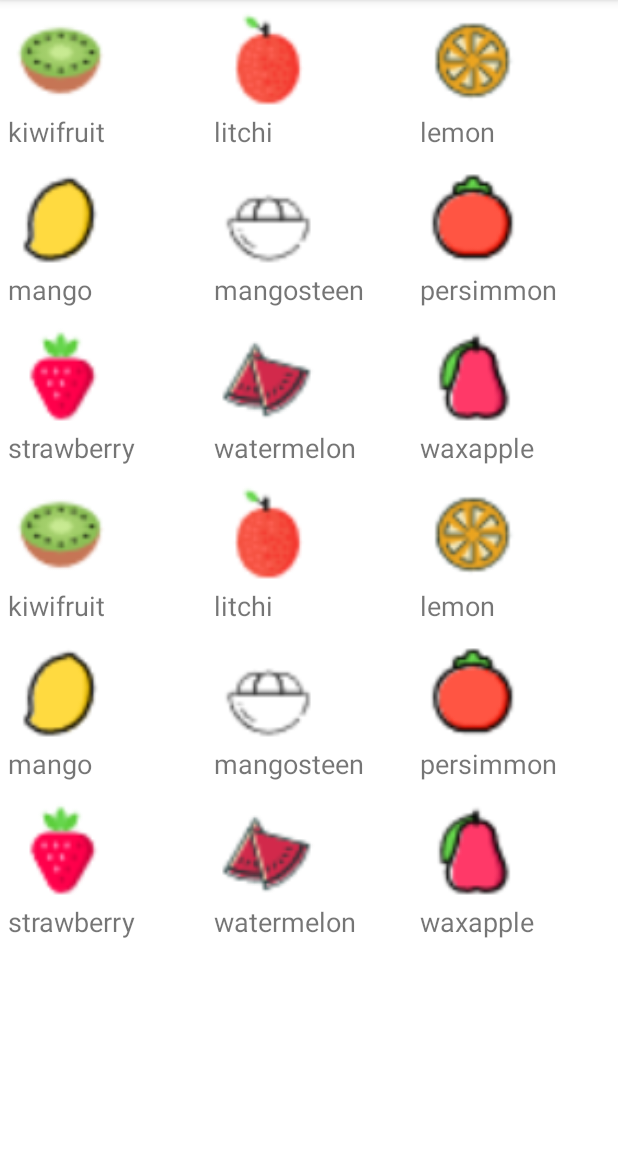
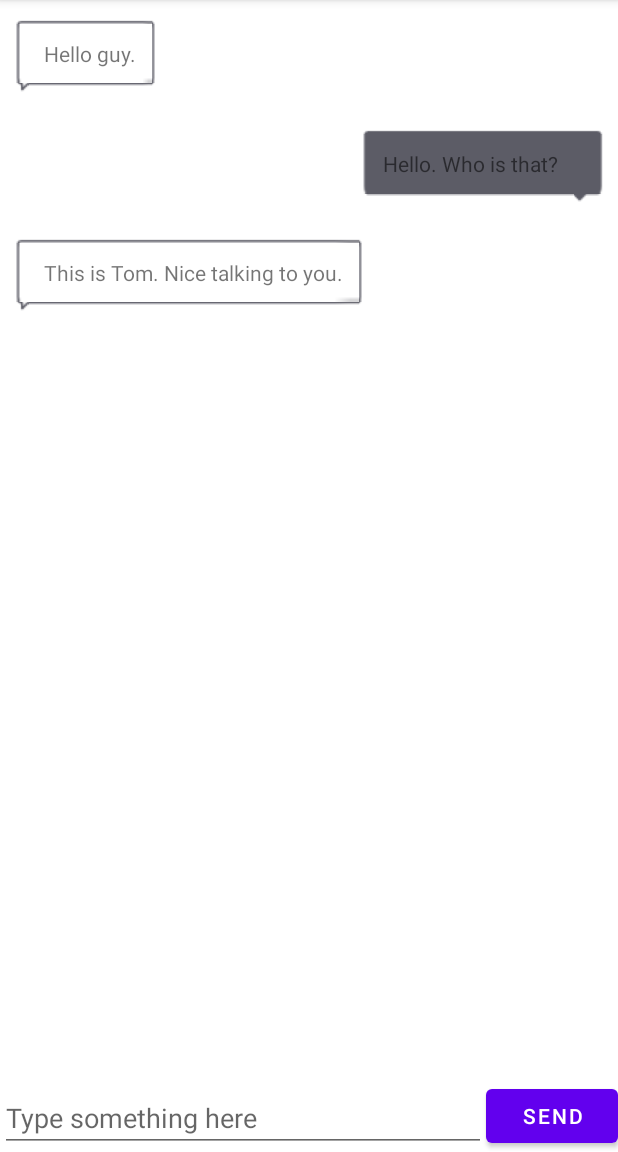
Before and after one commit to Wangzhijie1209/wow, an Android app: the screen it shows after launch (RecyclerViewActivity before the commit, ChatActivity after it), on a phone screen of 412 x 824 dp, the part 84-1236 px from its top. Run offline under Robolectric (Android 15) with nearby library versions, the phone set to English and light mode, and no system bars.

Commit message:
使用RecyclerView完成聊天页面

```diff
--- a/app/src/main/AndroidManifest.xml
+++ b/app/src/main/AndroidManifest.xml
@@ -10,13 +10,18 @@
         android:supportsRtl="true"
         android:theme="@style/Theme.MyApplication">
         <activity
-            android:name=".recyclerview.RecyclerViewActivity"
+            android:name=".chat.ChatActivity"
             android:exported="true" >
             <intent-filter>
                 <action android:name="android.intent.action.MAIN" />
 
                 <category android:name="android.intent.category.LAUNCHER" />
             </intent-filter>
+        </activity>
+        <activity
+            android:name=".recyclerview.RecyclerViewActivity"
+            android:exported="true">
+
         </activity>
         <activity
             android:name=".intent.SecondActivity"
@@ -29,12 +34,10 @@
         </activity>
         <activity
             android:name=".intent.FirstActivity"
-            android:exported="true">
-
-        </activity>
+            android:exported="true"></activity>
         <activity
             android:name=".chapter.MenuActivity"
-            android:exported="true"></activity>
+            android:exported="true" />
         <activity
             android:name=".MainActivity"
             android:exported="true" />
--- /dev/null
+++ b/app/src/main/java/com/example/myapplication/chat/ChatActivity.java
@@ -0,0 +1,70 @@
+package com.example.myapplication.chat;
+
+import androidx.appcompat.app.AppCompatActivity;
+import androidx.recyclerview.widget.LinearLayoutManager;
+import androidx.recyclerview.widget.RecyclerView;
+
+import android.os.Bundle;
+import android.view.MotionEvent;
+import android.view.View;
+import android.widget.Button;
+import android.widget.EditText;
+import android.widget.TextView;
+
+import com.example.myapplication.R;
+
+import java.util.ArrayList;
+import java.util.List;
+
+public class ChatActivity extends AppCompatActivity {
+
+    private List<Msg> msgList = new ArrayList<>();
+    private EditText inputText;
+    private Button send;
+    private RecyclerView msgRecyclerView;
+    private MsgAdapter msgAdapter;
+
+    @Override
+    protected void onCreate(Bundle savedInstanceState) {
+        super.onCreate(savedInstanceState);
+        setContentView(R.layout.activity_chat);
+        initMsgs();
+        initView();
+        LinearLayoutManager linearLayoutManager = new LinearLayoutManager(this);
+        msgRecyclerView.setLayoutManager(linearLayoutManager);
+        msgAdapter = new MsgAdapter(msgList);
+        msgRecyclerView.setAdapter(msgAdapter);
+        send.setOnClickListener(new View.OnClickListener() {
+            @Override
+            public void onClick(View view) {
+                String content = inputText.getText().toString();
+                if (!"".equals(content)) {
+                    Msg msg = new Msg(content, Msg.TYPE_SEND);
+                    msgList.add(msg);
+                    msgAdapter.notifyItemInserted(msgList.size() - 1);//当有新消息时
+                    //刷新RecyclerView中的显示
+                    msgRecyclerView.scrollToPosition(msgList.size() - 1);//将RecclerView定位到最后一行
+                    inputText.setText("");//清空输入框中的内容
+                }
+            }
+        });
+
+
+    }
+
+    private void initView() {
+        inputText = findViewById(R.id.input_text);
+        send = findViewById(R.id.send);
+        msgRecyclerView = findViewById(R.id.msg_recycler_view);
+    }
+
+    private void initMsgs() {
+        Msg msg = new Msg("Hello guy.", Msg.TYPE_RECEIVED);
+        msgList.add(msg);
+        Msg msg1 = new Msg("Hello. Who is that?", Msg.TYPE_SEND);
+        msgList.add(msg1);
+        Msg msg2 = new Msg("This is Tom. Nice talking to you.", Msg.TYPE_RECEIVED);
+        msgList.add(msg2);
+    }
+
+}
--- /dev/null
+++ b/app/src/main/java/com/example/myapplication/chat/Msg.java
@@ -0,0 +1,29 @@
+package com.example.myapplication.chat;
+
+public class Msg {
+    public static final int TYPE_RECEIVED = 0;//收到的消息
+    public static final int TYPE_SEND = 1;//发出的消息
+    private String content;//消息内容
+    private int type;//消息类型
+
+    public Msg(String content, int type) {
+        this.content = content;
+        this.type = type;
+    }
+
+    public String getContent() {
+        return content;
+    }
+
+    public void setContent(String content) {
+        this.content = content;
+    }
+
+    public int getType() {
+        return type;
+    }
+
+    public void setType(int type) {
+        this.type = type;
+    }
+}
--- /dev/null
+++ b/app/src/main/java/com/example/myapplication/chat/MsgAdapter.java
@@ -0,0 +1,65 @@
+package com.example.myapplication.chat;
+
+import android.view.LayoutInflater;
+import android.view.View;
+import android.view.ViewGroup;
+import android.widget.LinearLayout;
+import android.widget.TextView;
+
+import androidx.annotation.NonNull;
+import androidx.recyclerview.widget.RecyclerView;
+
+import com.example.myapplication.R;
+
+import java.util.List;
+
+public class MsgAdapter extends RecyclerView.Adapter<MsgAdapter.ViewHolder> {
+    private List<Msg> mMsgList;
+
+    public MsgAdapter(List<Msg> mMsgList) {
+        this.mMsgList = mMsgList;
+    }
+
+    @NonNull
+    @Override
+    public ViewHolder onCreateViewHolder(@NonNull ViewGroup parent, int viewType) {
+        View view = LayoutInflater.from(parent.getContext()).inflate(R.layout.msg_item, parent, false);
+        return new ViewHolder(view);
+    }
+
+    @Override
+    public void onBindViewHolder(@NonNull ViewHolder holder, int position) {
+        Msg msg = mMsgList.get(position);
+        if (msg.getType() == Msg.TYPE_RECEIVED) {
+            //如果是收到的消息,则显示左边的消息布局,将右边的消息布局隐藏
+            holder.leftLayout.setVisibility(View.VISIBLE);
+            holder.rightLayout.setVisibility(View.GONE);
+            holder.left_msg.setText(msg.getContent());
+        } else if (msg.getType() == Msg.TYPE_SEND) {
+            holder.rightLayout.setVisibility(View.VISIBLE);
+            holder.leftLayout.setVisibility(View.GONE);
+            holder.right_msg.setText(msg.getContent());
+        }
+    }
+
+    @Override
+    public int getItemCount() {
+        return mMsgList.size();
+    }
+
+    public class ViewHolder extends RecyclerView.ViewHolder {
+
+        private final LinearLayout leftLayout;
+        private final LinearLayout rightLayout;
+        private final TextView left_msg;
+        private final TextView right_msg;
+
+        public ViewHolder(@NonNull View view) {
+            super(view);
+            leftLayout = view.findViewById(R.id.left_layout);
+            rightLayout = view.findViewById(R.id.right_layout);
+            left_msg = view.findViewById(R.id.left_msg);
+            right_msg = view.findViewById(R.id.right_msg);
+        }
+    }
+}
--- a/app/src/main/java/com/example/myapplication/recyclerview/RecyclerViewActivity.java
+++ b/app/src/main/java/com/example/myapplication/recyclerview/RecyclerViewActivity.java
@@ -12,6 +12,7 @@ import com.example.myapplication.R;
 
 import java.util.ArrayList;
 import java.util.List;
+import java.util.Random;
 
 public class RecyclerViewActivity extends AppCompatActivity {
 
@@ -35,24 +36,34 @@ public class RecyclerViewActivity extends AppCompatActivity {
 
     private void initFruits() {
         for (int i = 0; i < 2; i++) {
-            Fruit kiwifruit = new Fruit("kiwifruit", R.drawable.kiwifruit);
+            Fruit kiwifruit = new Fruit(getRandomLengthName("kiwifruit"), R.drawable.kiwifruit);
             fruitList.add(kiwifruit);
-            Fruit litchi = new Fruit("litchi", R.drawable.litchi);
+            Fruit litchi = new Fruit(getRandomLengthName("litchi"), R.drawable.litchi);
             fruitList.add(litchi);
-            Fruit lemon = new Fruit("lemon", R.drawable.lemon);
+            Fruit lemon = new Fruit(getRandomLengthName("lemon"), R.drawable.lemon);
             fruitList.add(lemon);
-            Fruit mango = new Fruit("mango", R.drawable.mango);
+            Fruit mango = new Fruit(getRandomLengthName("mango"), R.drawable.mango);
             fruitList.add(mango);
-            Fruit mangosteen = new Fruit("mangosteen", R.drawable.mangosteen);
+            Fruit mangosteen = new Fruit(getRandomLengthName("mangosteen"), R.drawable.mangosteen);
             fruitList.add(mangosteen);
-            Fruit persimmon = new Fruit("persimmon", R.drawable.persimmon);
+            Fruit persimmon = new Fruit(getRandomLengthName("persimmon"), R.drawable.persimmon);
             fruitList.add(persimmon);
-            Fruit strawberry = new Fruit("strawberry", R.drawable.strawberry);
+            Fruit strawberry = new Fruit(getRandomLengthName("strawberry"), R.drawable.strawberry);
             fruitList.add(strawberry);
-            Fruit watermelon = new Fruit("watermelon", R.drawable.watermelon);
+            Fruit watermelon = new Fruit(getRandomLengthName("watermelon"), R.drawable.watermelon);
             fruitList.add(watermelon);
-            Fruit waxapple = new Fruit("waxapple", R.drawable.waxapple);
+            Fruit waxapple = new Fruit(getRandomLengthName("waxapple"), R.drawable.waxapple);
             fruitList.add(waxapple);
         }
     }
+
+    private String getRandomLengthName(String name) {
+        Random random = new Random();
+        int length = random.nextInt(20) + 1;
+        StringBuilder builder = new StringBuilder();
+        for (int i = 0; i < length; i++) {
+            builder.append(name);
+        }
+        return builder.toString();
+    }
 }
--- /dev/null
+++ b/app/src/main/res/layout/activity_chat.xml
@@ -0,0 +1,36 @@
+<?xml version="1.0" encoding="utf-8"?>
+<androidx.constraintlayout.widget.ConstraintLayout xmlns:android="http://schemas.android.com/apk/res/android"
+    xmlns:app="http://schemas.android.com/apk/res-auto"
+    xmlns:tools="http://schemas.android.com/tools"
+    android:layout_width="match_parent"
+    android:layout_height="match_parent"
+    tools:context=".chat.ChatActivity">
+
+    <androidx.recyclerview.widget.RecyclerView
+        android:id="@+id/msg_recycler_view"
+        android:layout_width="match_parent"
+        android:layout_height="0dp"
+        app:layout_constraintTop_toTopOf="parent"
+        app:layout_constraintVertical_weight="1" />
+
+    <EditText
+        android:id="@+id/input_text"
+        android:layout_width="0dp"
+        android:layout_height="wrap_content"
+        android:hint="Type something here"
+        android:maxLines="2"
+        app:layout_constraintBottom_toBottomOf="parent"
+        app:layout_constraintLeft_toLeftOf="parent"
+        app:layout_constraintRight_toLeftOf="@id/send" />
+
+
+    <Button
+        android:id="@+id/send"
+        android:layout_width="wrap_content"
+        android:layout_height="wrap_content"
+        android:text="Send"
+        app:layout_constraintBottom_toBottomOf="parent"
+        app:layout_constraintLeft_toRightOf="@id/input_text"
+        app:layout_constraintRight_toRightOf="parent" />
+
+</androidx.constraintlayout.widget.ConstraintLayout>
--- /dev/null
+++ b/app/src/main/res/layout/msg_item.xml
@@ -0,0 +1,39 @@
+<?xml version="1.0" encoding="utf-8"?>
+<LinearLayout xmlns:android="http://schemas.android.com/apk/res/android"
+    android:layout_width="match_parent"
+    android:layout_height="wrap_content"
+    android:orientation="vertical"
+    android:padding="10dp">
+
+    <LinearLayout
+        android:id="@+id/left_layout"
+        android:layout_width="wrap_content"
+        android:layout_height="wrap_content"
+        android:layout_gravity="left"
+        android:background="@drawable/bubble">
+
+        <TextView
+            android:id="@+id/left_msg"
+            android:layout_width="wrap_content"
+            android:layout_height="wrap_content"
+            android:layout_gravity="center"
+            android:layout_margin="10dp" />
+    </LinearLayout>
+
+    <LinearLayout
+        android:id="@+id/right_layout"
+        android:layout_width="wrap_content"
+        android:layout_height="wrap_content"
+        android:layout_gravity="right"
+        android:background="@drawable/bubble_right">
+
+        <TextView
+            android:id="@+id/right_msg"
+            android:layout_width="wrap_content"
+            android:layout_height="wrap_content"
+            android:layout_gravity="center"
+            android:layout_margin="10dp" />
+    </LinearLayout>
+
+
+</LinearLayout>
```
Also changed, not shown: app/src/main/java/com/example/myapplication/recyclerview/FruitAdapter.java (line endings or trailing spaces), app/src/main/res/drawable/bubble.9.png (added), app/src/main/res/drawable/bubble.png (deleted), app/src/main/res/drawable/bubble_right.9.png (added).
